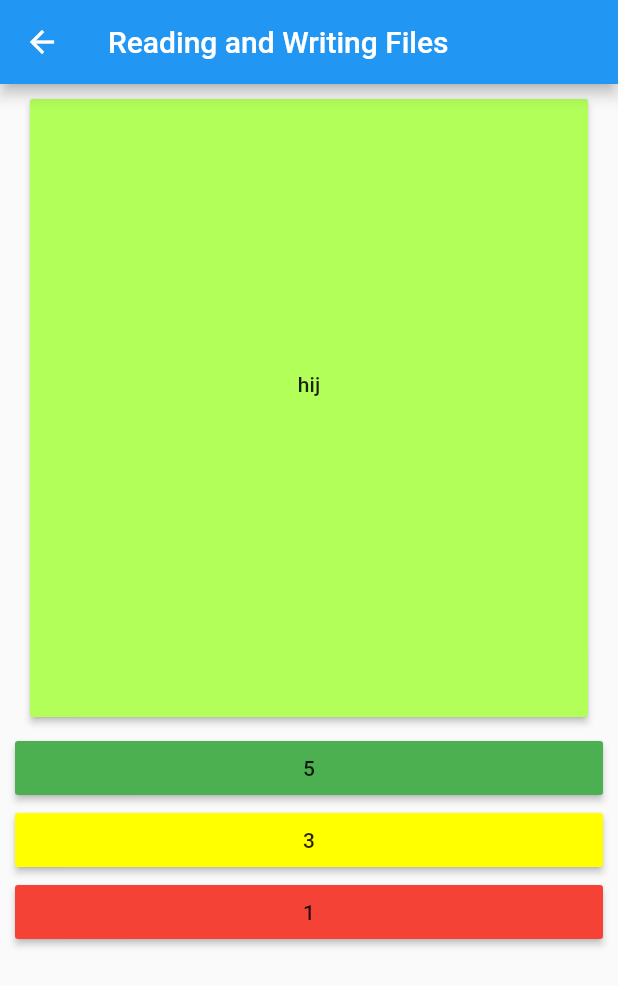
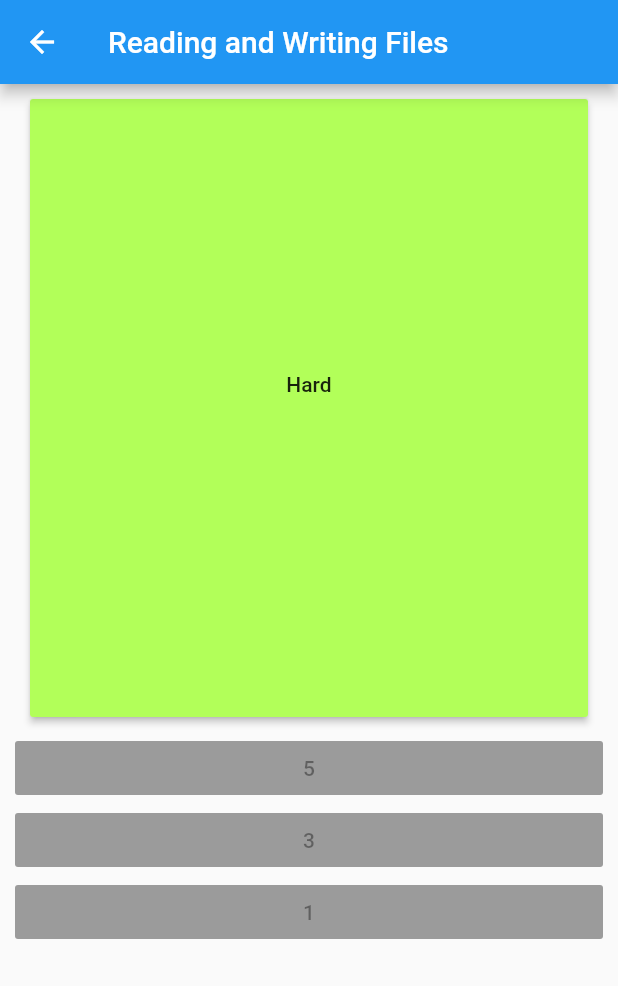
Before and after one commit to tmnk/engApp, a Flutter app: the screen it shows after launch, after a tap on "Repeat", on a phone screen of 412 x 824 dp. Shown: the top 986 px of the screen. Run offline on Flutter 3.47's test engine with Material 2 defaults, Android fonts, the phone set to English and light mode, and no system bars.

```diff
--- a/lib/classes.dart
+++ b/lib/classes.dart
@@ -9,7 +9,7 @@ class Word {
     mark.add(m);
   }
   int last3 () {
-    if (mark.length != 0 && mark.last == 3) return 1;
+    if (mark.length >= 2 && mark[mark.length - 2] == 3) return 1;
     return 0;
   }
   double avg() {
--- a/lib/main.dart
+++ b/lib/main.dart
@@ -81,9 +81,9 @@ class SelectionButton extends StatelessWidget {
 
   }
   _navigateToRepeat(BuildContext context) async {
-    Word a = new Word("hi", "привет", 0, [4]);
-    Word b = new Word("hijj", "привет", 0, [4, 5]);
-    Word c = new Word("hij", "привет", 0, [4, 3 , 2]);
+    Word a = new Word("Easy", "Легко", 0, [4]);
+    Word b = new Word("Normal", "Средне", 0, [4, 5]);
+    Word c = new Word("Hard", "Сложно", 0, [4, 3 , 2]);
     Collection l = new Collection(0, [a,b,c], new DateTime.utc(1989, 11, 9));
     print(l.jsonReturn());
 
```
Also changed, not shown: lib/repeat.dart (+10 -5 lines).
